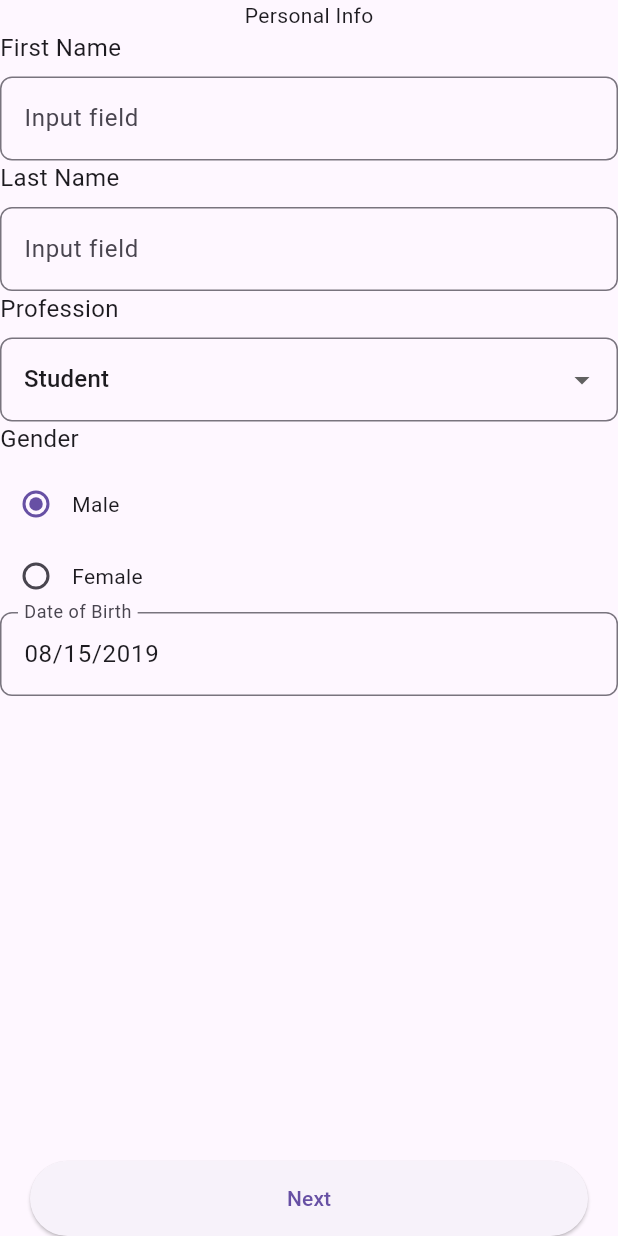
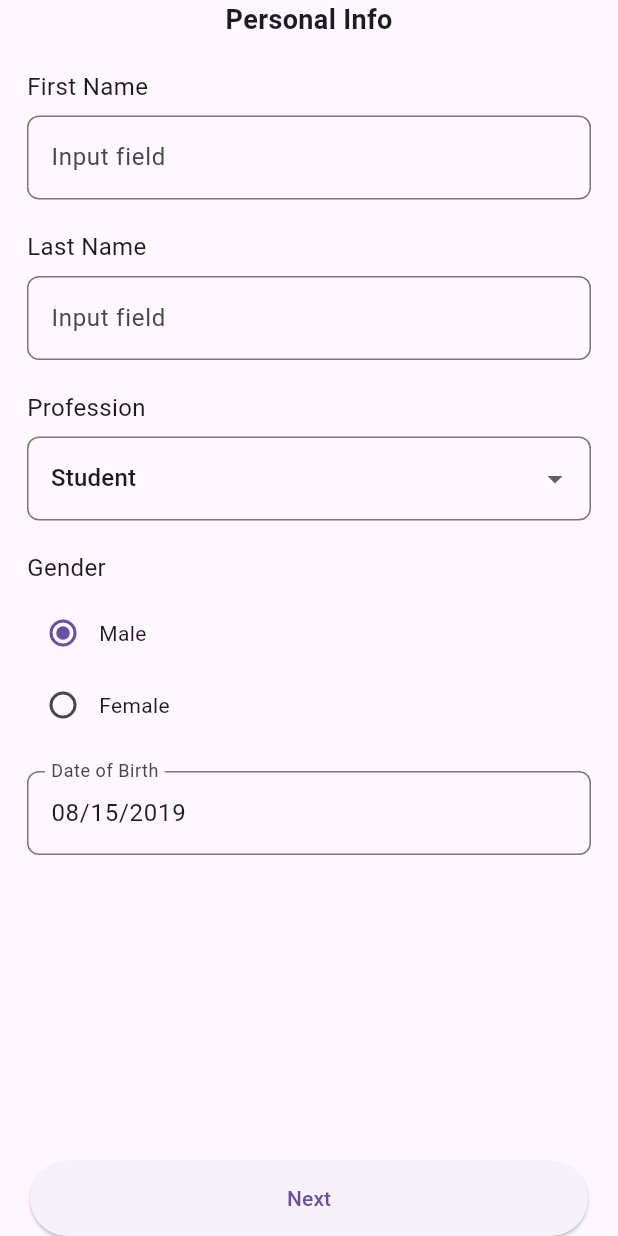
Before and after one commit to prash5t/dynamicform-flutter, a Flutter app: the screen it shows after launch, after a tap on "Fill dynamic form", on a phone screen of 412 x 824 dp. Run offline on Flutter 3.47's test engine with Material 3 defaults, Android fonts, the phone set to English and light mode, and no system bars; missing offline and left inert: flutter_json_view.

Commit message:
update: custom text in page widget's title

```diff
--- a/lib/presentation/widgets/page_widget.dart
+++ b/lib/presentation/widgets/page_widget.dart
@@ -1,4 +1,6 @@
+import 'package:dynamicform/core/extensions/num_extensions.dart';
 import 'package:dynamicform/core/model/page_model.dart';
+import 'package:dynamicform/presentation/widgets/custom_text_widget.dart';
 import 'package:dynamicform/presentation/widgets/dynamic_field_widget.dart';
 import 'package:flutter/material.dart';
 
@@ -12,12 +14,23 @@ class DynamicPageWidget extends StatelessWidget {
       child: SafeArea(
         child: Column(
           children: [
-            Text(pageFieldsData.pageTitle ?? "Page Title"),
-            ListView.builder(
-              shrinkWrap: true,
-              itemCount: pageFieldsData.fields?.length ?? 0,
-              itemBuilder: (context, index) =>
-                  DynamicFieldWidget(fieldData: pageFieldsData.fields![index]),
+            CustomText(
+              text: pageFieldsData.pageTitle ?? "Page Title",
+              isBold: true,
+              size: 18,
+            ),
+            20.toHGap(),
+            Padding(
+              padding: const EdgeInsets.symmetric(horizontal: 18),
+              child: ListView.builder(
+                shrinkWrap: true,
+                itemCount: pageFieldsData.fields?.length ?? 0,
+                itemBuilder: (context, index) => Padding(
+                  padding: const EdgeInsets.only(bottom: 20),
+                  child: DynamicFieldWidget(
+                      fieldData: pageFieldsData.fields![index]),
+                ),
+              ),
             )
           ],
         ),
```
